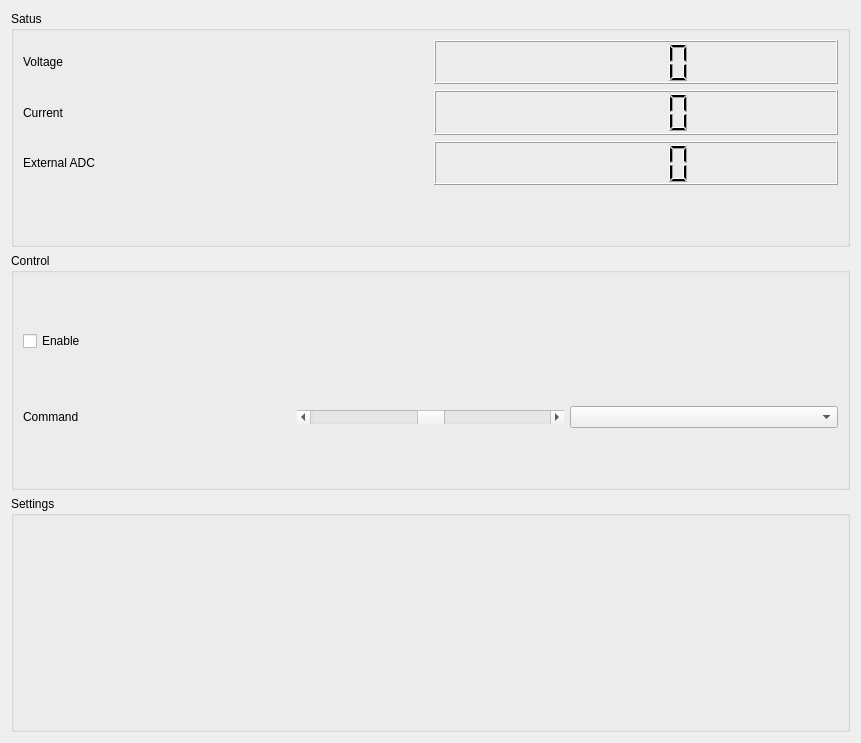
Before: the Qt Designer form app/src/jointcontrolwidget.ui in Haziham/Honours_Computer_Software, drawn with Qt 5.
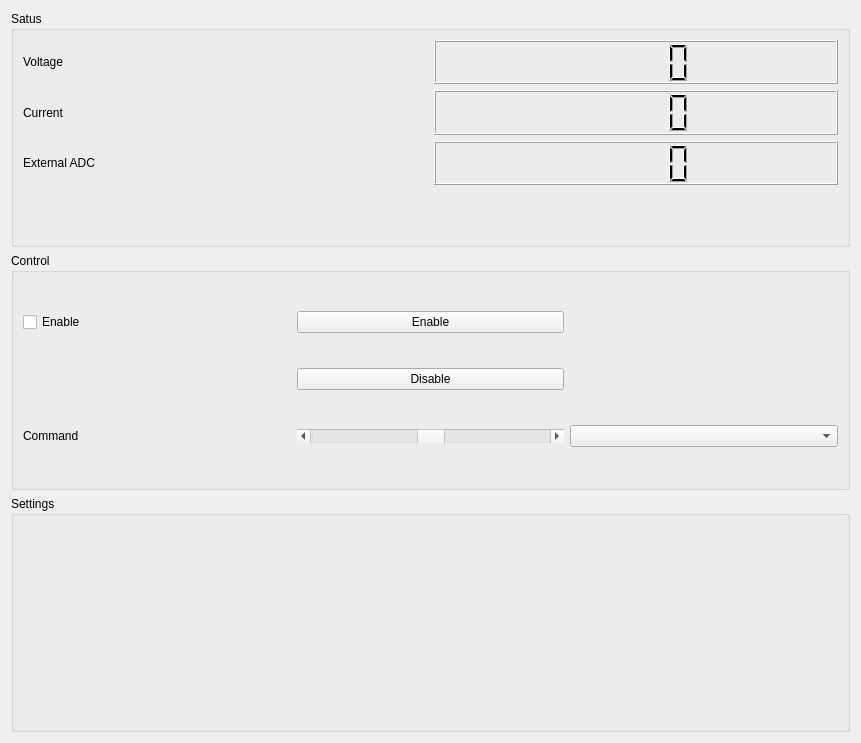
After: the same form once the commit is applied. Icons and pictures are not drawn.

```diff
--- a/app/src/jointcontrolwidget.ui
+++ b/app/src/jointcontrolwidget.ui
@@ -154,7 +154,7 @@
       <string>Control</string>
      </property>
      <layout class="QGridLayout" name="gridLayout_2">
-      <item row="1" column="2">
+      <item row="2" column="2">
        <widget class="QComboBox" name="commandModeSelector"/>
       </item>
       <item row="0" column="0">
@@ -164,14 +164,14 @@
         </property>
        </widget>
       </item>
-      <item row="1" column="0">
+      <item row="2" column="0">
        <widget class="QLabel" name="label_4">
         <property name="text">
          <string>Command</string>
         </property>
        </widget>
       </item>
-      <item row="1" column="1">
+      <item row="2" column="1">
        <widget class="QScrollBar" name="commandValueSlider">
         <property name="minimum">
          <number>-100</number>
@@ -193,6 +193,20 @@
         </property>
        </widget>
       </item>
+      <item row="0" column="1">
+       <widget class="QPushButton" name="enableButton">
+        <property name="text">
+         <string>Enable</string>
+        </property>
+       </widget>
+      </item>
+      <item row="1" column="1">
+       <widget class="QPushButton" name="disableButton">
+        <property name="text">
+         <string>Disable</string>
+        </property>
+       </widget>
+      </item>
      </layout>
     </widget>
    </item>
```
Left out of the diff: 4 changed lines with no effect on the pictures.
